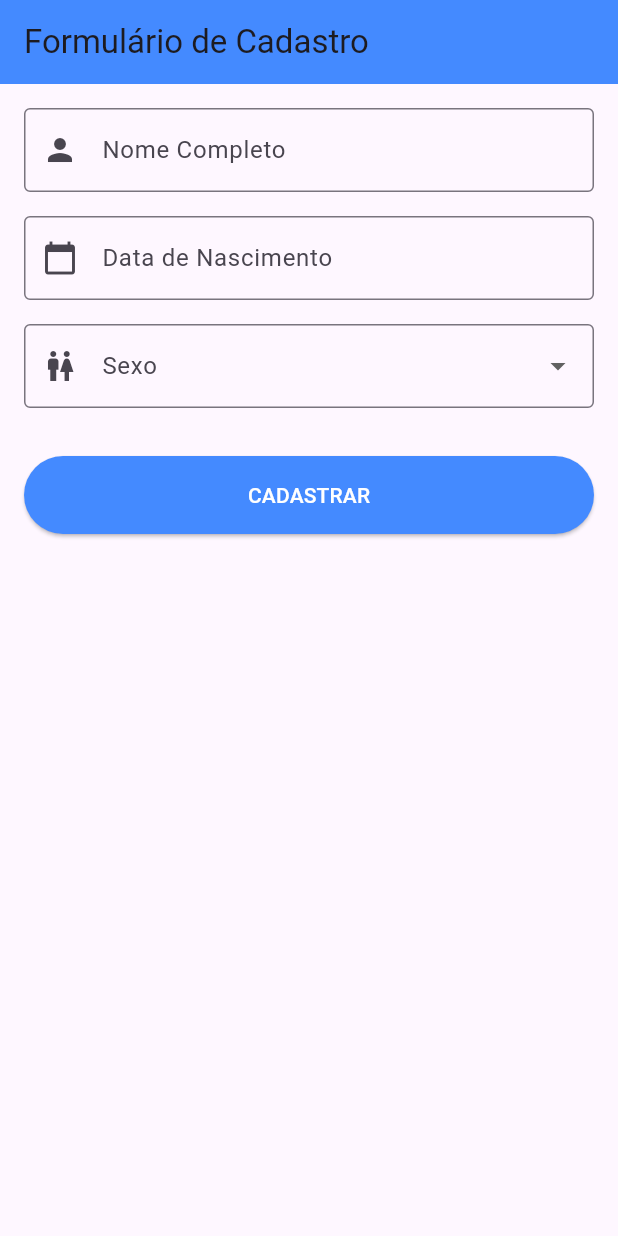
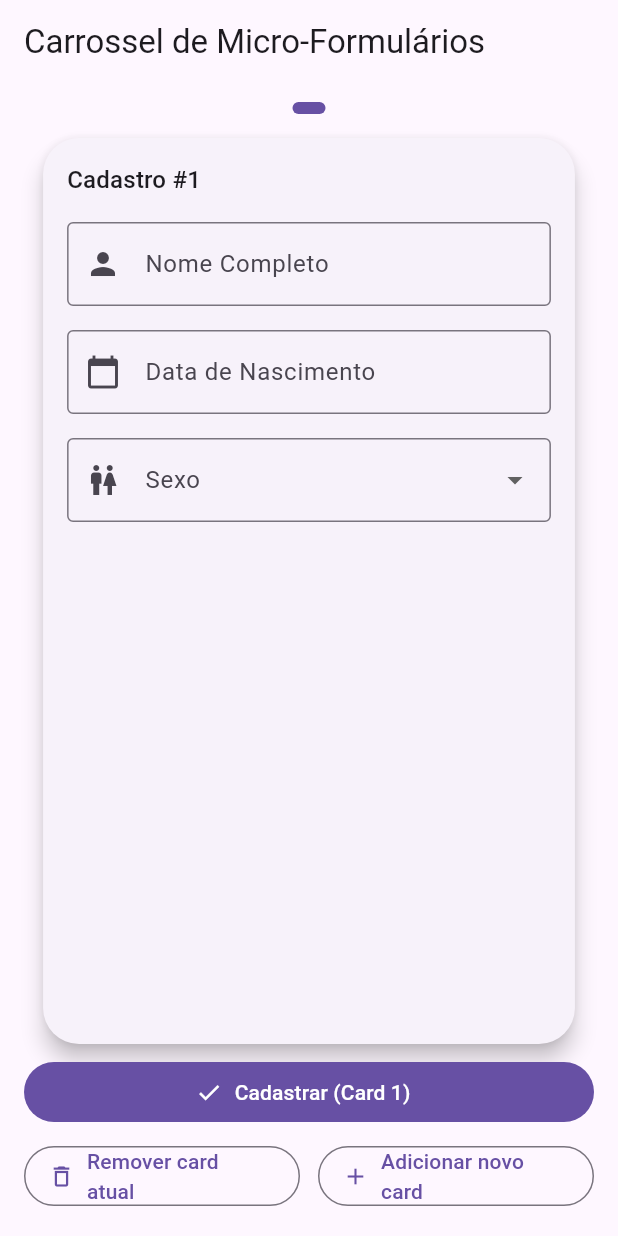
Before and after one commit to enildooliveira/mobile-2025, a Flutter app: the screen it shows after launch, on a phone screen of 412 x 824 dp. Run offline on Flutter 3.47's test engine with Material 3 defaults, Android fonts, the phone set to English and light mode, and no system bars.

Commit message:
#Atividade 09/08: implementando um carrossel de formularios.

```diff
--- a/lib/fomulario.dart
+++ /dev/null
@@ -1,196 +0,0 @@
-// lib/formulario.dart
-
-import 'package:flutter/material.dart';
-
-// É uma boa prática nomear classes com a primeira letra maiúscula (PascalCase)
-class formulario extends StatefulWidget {
-  const formulario({super.key});
-
-  @override
-  State<formulario> createState() => _formularioState();
-}
-
-class _formularioState extends State<formulario> {
-  // 1. CHAVE DO FORMULÁRIO
-  // Esta chave identifica unicamente nosso formulário e nos permite validá-lo.
-  final _formKey = GlobalKey<FormState>();
-
-  // 2. CONTROLADORES E VARIÁVEIS
-  // Usamos controladores para gerenciar o texto dos campos.
-  final _nomeController = TextEditingController();
-  final _dataNascimentoController = TextEditingController();
-
-  // Variável para armazenar a data de nascimento selecionada.
-  DateTime? _dataNascimento;
-  // Variável para armazenar o sexo selecionado no dropdown.
-  String? _sexoSelecionado;
-
-  // 3. FUNÇÃO PARA SELECIONAR A DATA
-  Future<void> _selecionarData(BuildContext context) async {
-    final DateTime? dataSelecionada = await showDatePicker(
-      context: context,
-      initialDate: DateTime.now(), // Data inicial que aparece no calendário
-      firstDate: DateTime(1920), // Data mais antiga que pode ser selecionada
-      lastDate: DateTime.now(), // Data mais recente que pode ser selecionada
-    );
-
-    if (dataSelecionada != null) {
-      // setState atualiza a tela com a nova informação
-      setState(() {
-        _dataNascimento = dataSelecionada;
-        _dataNascimentoController.text =
-            "${dataSelecionada.day}/${dataSelecionada.month}/${dataSelecionada.year}";
-      });
-    }
-  }
-
-  // 4. FUNÇÃO PARA VALIDAR E ENVIAR
-  void _cadastrar() {
-    // a exclamação (!) garante ao Dart que _formKey.currentState não será nulo aqui.
-    if (_formKey.currentState!.validate()) {
-      // Se todos os validadores retornarem nulo (ou seja, tudo está válido)...
-      print('Formulário Válido!');
-      print('Nome: ${_nomeController.text}');
-      print('Data de Nascimento: ${_dataNascimentoController.text}');
-      print('Sexo: $_sexoSelecionado');
-
-      // Exibe uma mensagem de sucesso
-      ScaffoldMessenger.of(context).showSnackBar(
-        const SnackBar(
-          backgroundColor: Colors.green,
-          content: Text('Cadastro realizado com sucesso!'),
-        ),
-      );
-    } else {
-      // Se algum validador retornar uma string (mensagem de erro)...
-      print('Formulário Inválido!');
-      ScaffoldMessenger.of(context).showSnackBar(
-        const SnackBar(
-          backgroundColor: Colors.red,
-          content: Text('Por favor, corrija os erros no formulário.'),
-        ),
-      );
-    }
-  }
-
-  // 5. DESTRUINDO OS CONTROLADORES
-  // É importante limpar os controladores da memória quando a tela não estiver mais sendo usada.
-  @override
-  void dispose() {
-    _nomeController.dispose();
-    _dataNascimentoController.dispose();
-    super.dispose();
-  }
-
-  // 6. CONSTRUÇÃO DA INTERFACE
-  @override
-  Widget build(BuildContext context) {
-    return Scaffold(
-      appBar: AppBar(
-        title: const Text('Formulário de Cadastro'),
-        backgroundColor: Colors.blueAccent,
-      ),
-      body: Padding(
-        padding: const EdgeInsets.all(16.0),
-        child: Form(
-          key: _formKey,
-          child: ListView(
-            // Usamos ListView para evitar que o teclado cause overflow de pixels
-            children: [
-              // --- CAMPO NOME COMPLETO ---
-              TextFormField(
-                controller: _nomeController,
-                decoration: const InputDecoration(
-                  labelText: 'Nome Completo',
-                  border: OutlineInputBorder(),
-                  prefixIcon: Icon(Icons.person),
-                ),
-                validator: (text) {
-                  if (text == null || text.trim().isEmpty) {
-                    return 'O nome é obrigatório';
-                  }
-                  if (text.trim().split(' ').length < 2) {
-                    return 'Digite o nome e o sobrenome';
-                  }
-                  return null;
-                },
-              ),
-              const SizedBox(height: 16),
-
-              // --- CAMPO DATA DE NASCIMENTO ---
-              TextFormField(
-                controller: _dataNascimentoController,
-                readOnly: true, // Impede o usuário de digitar no campo
-                decoration: const InputDecoration(
-                  labelText: 'Data de Nascimento',
-                  border: OutlineInputBorder(),
-                  prefixIcon: Icon(Icons.calendar_today),
-                ),
-                onTap: () {
-                  // Abre o seletor de data quando o campo é tocado
-                  _selecionarData(context);
-                },
-                validator: (text) {
-                  if (text == null || text.isEmpty) {
-                    return 'A data de nascimento é obrigatória';
-                  }
-                  // Validação de Idade (+18 anos)
-                  final dataAtual = DateTime.now();
-                  // A exclamação (!) garante que _dataNascimento não é nulo se o texto não for vazio
-                  int idade = dataAtual.year - _dataNascimento!.year;
-                  if (dataAtual.month < _dataNascimento!.month ||
-                      (dataAtual.month == _dataNascimento!.month &&
-                          dataAtual.day < _dataNascimento!.day)) {
-                    idade--;
-                  }
-                  if (idade < 18) {
-                    return 'Você deve ter mais de 18 anos';
-                  }
-                  return null;
-                },
-              ),
-              const SizedBox(height: 16),
-
-              // --- CAMPO SEXO ---
-              DropdownButtonFormField<String>(
-                value: _sexoSelecionado,
-                decoration: const InputDecoration(
-                  labelText: 'Sexo',
-                  border: OutlineInputBorder(),
-                  prefixIcon: Icon(Icons.wc),
-                ),
-                items: const [
-                  DropdownMenuItem(value: 'Homem', child: Text('Homem')),
-                  DropdownMenuItem(value: 'Mulher', child: Text('Mulher')),
-                ],
-                onChanged: (value) {
-                  setState(() {
-                    _sexoSelecionado = value;
-                  });
-                },
-                validator: (value) {
-                  if (value == null) {
-                    return 'Selecione o sexo';
-                  }
-                  return null;
-                },
-              ),
-              const SizedBox(height: 32),
-
-              // --- BOTÃO DE CADASTRO ---
-              ElevatedButton(
-                onPressed: _cadastrar,
-                style: ElevatedButton.styleFrom(
-                  padding: const EdgeInsets.symmetric(vertical: 16),
-                  backgroundColor: Colors.blueAccent,
-                  foregroundColor: Colors.white,
-                ),
-                child: const Text('CADASTRAR'),
-              ),
-            ],
-          ),
-        ),
-      ),
-    );
-  }
-}
--- /dev/null
+++ b/lib/formulario.dart
@@ -0,0 +1,287 @@
+import 'package:flutter/material.dart';
+
+class Formulario extends StatefulWidget {
+  const Formulario({super.key});
+
+  @override
+  State<Formulario> createState() => _FormularioState();
+}
+
+class _FormularioState extends State<Formulario> {
+  // Controla o carrossel
+  final _pageController = PageController(viewportFraction: 0.88);
+  int _paginaAtual = 0;
+
+  // Modelo de dados/controles por card
+  final List<_PessoaForm> _forms = [
+    _PessoaForm(), // começa com 1 card
+  ];
+
+  void _adicionarCard() {
+    setState(() {
+      _forms.add(_PessoaForm());
+      // pula para o novo card
+      Future.delayed(const Duration(milliseconds: 150), () {
+        _pageController.animateToPage(
+          _forms.length - 1,
+          duration: const Duration(milliseconds: 300),
+          curve: Curves.easeOut,
+        );
+      });
+    });
+  }
+
+  void _removerCardAtual() {
+    if (_forms.length == 1) return;
+    setState(() {
+      _forms.removeAt(_paginaAtual);
+      if (_paginaAtual >= _forms.length) _paginaAtual = _forms.length - 1;
+    });
+  }
+
+  void _enviarAtual() {
+    final form = _forms[_paginaAtual];
+    if (form.formKey.currentState!.validate()) {
+      ScaffoldMessenger.of(context).showSnackBar(
+        const SnackBar(content: Text('Formulário válido!')),
+      );
+      // Aqui você teria os dados:
+      debugPrint('--- CARD ${_paginaAtual + 1} ---');
+      debugPrint('Nome: ${form.nome.text}');
+      debugPrint('Data: ${form.dataController.text}');
+      debugPrint('Sexo: ${form.sexoSelecionado}');
+    } else {
+      ScaffoldMessenger.of(context).showSnackBar(
+        const SnackBar(content: Text('Corrija os erros do formulário.')),
+      );
+    }
+  }
+
+  @override
+  void dispose() {
+    for (final f in _forms) {
+      f.dispose();
+    }
+    _pageController.dispose();
+    super.dispose();
+  }
+
+  @override
+  Widget build(BuildContext context) {
+    final tema = Theme.of(context);
+    return Scaffold(
+      appBar: AppBar(
+        title: const Text('Carrossel de Micro-Formulários'),
+      ),
+      body: Column(
+        children: [
+          const SizedBox(height: 12),
+
+          // Indicadores de página (bolinhas)
+          Row(
+            mainAxisAlignment: MainAxisAlignment.center,
+            children: List.generate(_forms.length, (i) {
+              final ativo = i == _paginaAtual;
+              return AnimatedContainer(
+                duration: const Duration(milliseconds: 200),
+                margin: const EdgeInsets.symmetric(horizontal: 4),
+                height: 8,
+                width: ativo ? 22 : 8,
+                decoration: BoxDecoration(
+                  color: ativo ? tema.colorScheme.primary : tema.disabledColor,
+                  borderRadius: BorderRadius.circular(99),
+                ),
+              );
+            }),
+          ),
+
+          const SizedBox(height: 12),
+
+          // CARROSSEL
+          Expanded(
+            child: PageView.builder(
+              controller: _pageController,
+              onPageChanged: (i) => setState(() => _paginaAtual = i),
+              itemCount: _forms.length,
+              itemBuilder: (context, index) {
+                return _MicroFormularioCard(form: _forms[index], index: index);
+              },
+            ),
+          ),
+
+          // Botões de ação
+          Padding(
+            padding: const EdgeInsets.fromLTRB(16, 4, 16, 16),
+            child: Column(
+              children: [
+                SizedBox(
+                  width: double.infinity,
+                  child: FilledButton.icon(
+                    onPressed: _enviarAtual,
+                    icon: const Icon(Icons.check),
+                    label: Text('Cadastrar (Card ${_paginaAtual + 1})'),
+                  ),
+                ),
+                const SizedBox(height: 8),
+                Row(
+                  children: [
+                    Expanded(
+                      child: OutlinedButton.icon(
+                        onPressed: _removerCardAtual,
+                        icon: const Icon(Icons.delete_outline),
+                        label: const Text('Remover card atual'),
+                      ),
+                    ),
+                    const SizedBox(width: 12),
+                    Expanded(
+                      child: OutlinedButton.icon(
+                        onPressed: _adicionarCard,
+                        icon: const Icon(Icons.add),
+                        label: const Text('Adicionar novo card'),
+                      ),
+                    ),
+                  ],
+                ),
+              ],
+            ),
+          ),
+        ],
+      ),
+    );
+  }
+}
+
+/// Card visual do micro-formulário
+class _MicroFormularioCard extends StatelessWidget {
+  final _PessoaForm form;
+  final int index;
+
+  const _MicroFormularioCard({required this.form, required this.index});
+
+  @override
+  Widget build(BuildContext context) {
+    return Center(
+      child: ConstrainedBox(
+        constraints: const BoxConstraints(maxWidth: 520),
+        child: Card(
+          elevation: 6,
+          clipBehavior: Clip.antiAlias,
+          shape: RoundedRectangleBorder(borderRadius: BorderRadius.circular(24)),
+          child: Padding(
+            padding: const EdgeInsets.all(16),
+            child: Form(
+              key: form.formKey,
+              child: ListView(
+                children: [
+                  Text(
+                    'Cadastro #${index + 1}',
+                    style: Theme.of(context).textTheme.titleMedium,
+                  ),
+                  const SizedBox(height: 16),
+
+                  // Nome
+                  TextFormField(
+                    controller: form.nome,
+                    decoration: const InputDecoration(
+                      labelText: 'Nome Completo',
+                      prefixIcon: Icon(Icons.person),
+                      border: OutlineInputBorder(),
+                    ),
+                    validator: (text) {
+                      if (text == null || text.trim().isEmpty) {
+                        return 'O nome é obrigatório';
+                      }
+                      if (text.trim().split(' ').length < 2) {
+                        return 'Informe nome e sobrenome';
+                      }
+                      return null;
+                    },
+                  ),
+                  const SizedBox(height: 16),
+
+                  // Data de Nascimento (abre showDatePicker)
+                  TextFormField(
+                    controller: form.dataController,
+                    readOnly: true,
+                    decoration: const InputDecoration(
+                      labelText: 'Data de Nascimento',
+                      prefixIcon: Icon(Icons.calendar_today),
+                      border: OutlineInputBorder(),
+                    ),
+                    onTap: () => form.selecionarData(context),
+                    validator: (_) {
+                      if (form.dataSelecionada == null) {
+                        return 'Selecione a data de nascimento';
+                      }
+                      // valida 18+
+                      final hoje = DateTime.now();
+                      var idade = hoje.year - form.dataSelecionada!.year;
+                      if (hoje.month < form.dataSelecionada!.month ||
+                          (hoje.month == form.dataSelecionada!.month &&
+                              hoje.day < form.dataSelecionada!.day)) {
+                        idade--;
+                      }
+                      if (idade < 18) {
+                        return 'É necessário ter 18 anos ou mais';
+                      }
+                      return null;
+                    },
+                  ),
+                  const SizedBox(height: 16),
+
+                  // Sexo
+                  DropdownButtonFormField<String>(
+                    value: form.sexoSelecionado,
+                    decoration: const InputDecoration(
+                      labelText: 'Sexo',
+                      prefixIcon: Icon(Icons.wc),
+                      border: OutlineInputBorder(),
+                    ),
+                    items: const [
+                      DropdownMenuItem(value: 'Homem', child: Text('Homem')),
+                      DropdownMenuItem(value: 'Mulher', child: Text('Mulher')),
+                    ],
+                    onChanged: (v) => form.sexoSelecionado = v,
+                    validator: (v) =>
+                        v == null ? 'Selecione o sexo' : null,
+                  ),
+                ],
+              ),
+            ),
+          ),
+        ),
+      ),
+    );
+  }
+}
+
+/// Guarda controladores/estado de um micro-formulário
+class _PessoaForm {
+  final formKey = GlobalKey<FormState>();
+  final nome = TextEditingController();
+  final dataController = TextEditingController();
+  DateTime? dataSelecionada;
+  String? sexoSelecionado;
+
+  Future<void> selecionarData(BuildContext context) async {
+    final agora = DateTime.now();
+    final selecionada = await showDatePicker(
+      context: context,
+      initialDate: DateTime(2000, 1, 1),
+      firstDate: DateTime(1920, 1, 1),
+      lastDate: DateTime(agora.year, agora.month, agora.day),
+    );
+    if (selecionada != null) {
+      dataSelecionada = selecionada;
+      dataController.text =
+          '${selecionada.day.toString().padLeft(2, '0')}/'
+          '${selecionada.month.toString().padLeft(2, '0')}/'
+          '${selecionada.year}';
+    }
+  }
+
+  void dispose() {
+    nome.dispose();
+    dataController.dispose();
+  }
+}
```
Also changed, not shown: lib/main.dart (+3 -9 lines).
